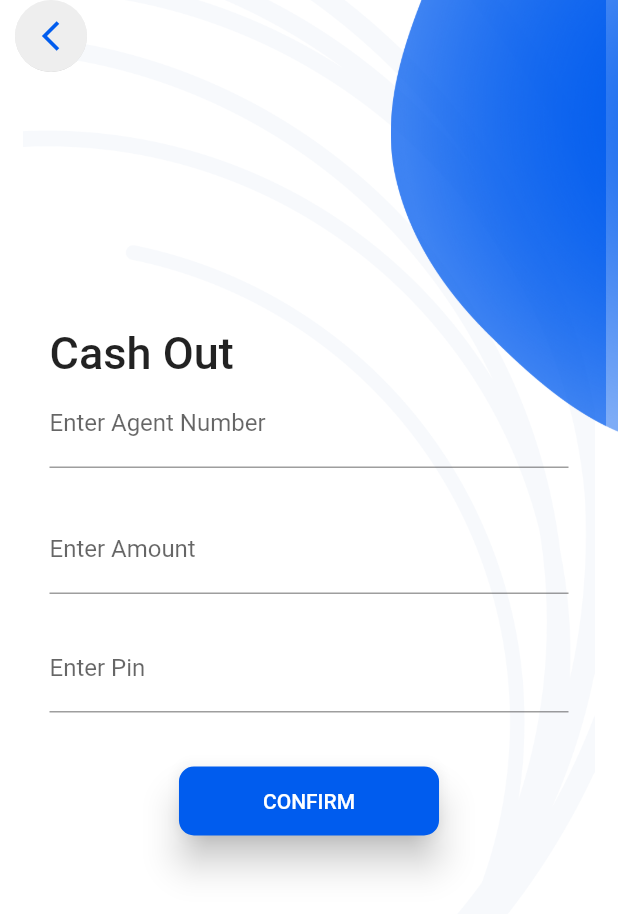
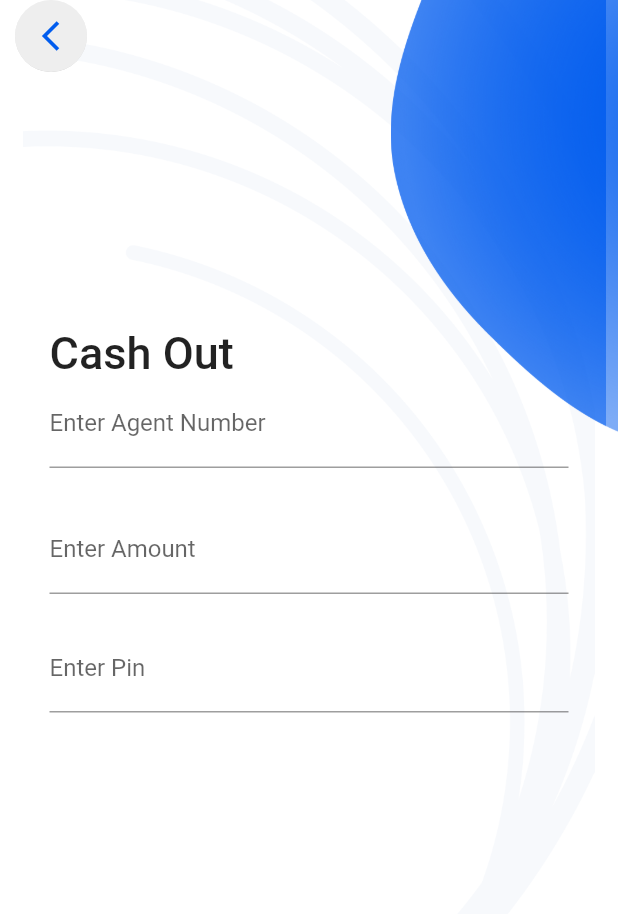
Before and after one commit to sundargautam18/etaka, a Flutter app: the CashOutScreen screen opened directly, on a phone screen of 412 x 824 dp. Shown: the top 914 px of the screen. Run offline on Flutter 3.47's test engine with Material 2 defaults, Android fonts, the phone set to English and light mode, and no system bars; our stand-ins replace fl_chart, flutter_spinkit, flutter_svg, fluttertoast, persistent_bottom_nav_bar, shared_preferences; missing offline and left inert: flutter_sslcommerz, numeric_keyboard; accounts and stored records are empty.

Commit message:
CashOut Update

```diff
--- a/lib/views/screens/cash_out_screen.dart
+++ b/lib/views/screens/cash_out_screen.dart
@@ -1,7 +1,4 @@
-import 'package:etaka/logics/services/API/api_helper.dart';
-import 'package:etaka/views/components/constant.dart';
 import 'package:etaka/views/components/reuseable_widgets.dart';
-import 'package:etaka/views/screens/transaction_successfull.dart';
 import 'package:flutter/material.dart';
 
 class CashOutScreen extends StatefulWidget {
@@ -80,36 +77,6 @@ class _CashOutScreenState extends State<CashOutScreen> {
           SizedBox(
             height: 20,
           ),
-          Center(
-            child: ElevatedButton(
-              child: Padding(
-                padding: const EdgeInsets.fromLTRB(40, 15, 40, 15),
-                child: Text('CONFIRM'),
-              ),
-              style: ElevatedButton.styleFrom(
-                elevation: 10,
-                shape: RoundedRectangleBorder(
-                  borderRadius: BorderRadius.circular(10),
-                ),
-                primary: primaryColor,
-              ),
-              onPressed: () async {
-                APIService api = APIService();
-                bool ch = await api.CashOut(agent, amount);
-                if (ch) {
-                  Navigator.pushReplacement(
-                    context,
-                    MaterialPageRoute(
-                      builder: (context) => TransactionSuccessful(
-                        receiver: agent,
-                        amount: amount,
-                      ),
-                    ),
-                  );
-                }
-              },
-            ),
-          )
         ],
       ),
     );
```
